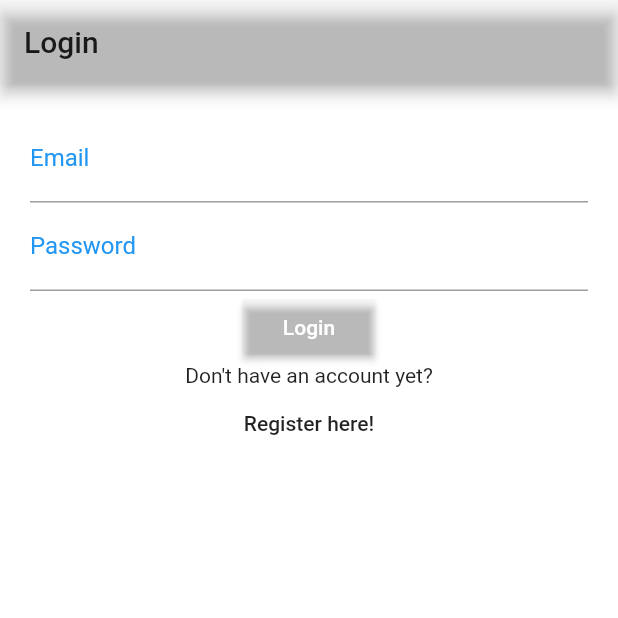
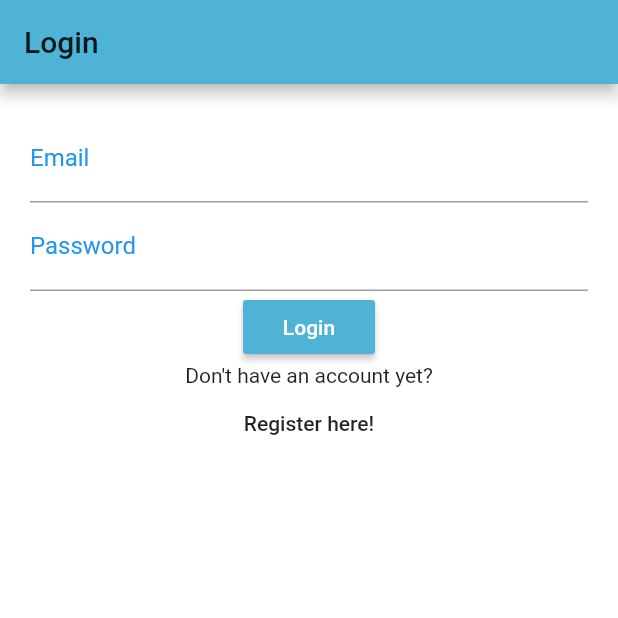
Before and after one commit to hazyon/fyf, a Flutter app: the screen it shows after launch, on a phone screen of 412 x 824 dp, the top half of it. Run offline on Flutter 3.47's test engine with Material 2 defaults, Android fonts, the phone set to English and light mode, and no system bars; our stand-ins replace cloud_firestore, firebase_auth; accounts and stored records are empty; Roboto replaces fonts that are missing (Montserrat).

Commit message:
Fixed the color code for ThemeData

```diff
--- a/study_buddy/lib/main.dart
+++ b/study_buddy/lib/main.dart
@@ -26,7 +26,7 @@ class MyAppState extends State {
     return MaterialApp(
         theme: ThemeData(
             hintColor: Colors.blue,
-            primaryColor: Color(0x4EB3D4),
+            primaryColor: Color(0xFF4EB3D4),
             canvasColor: Colors.white,
             fontFamily: "Montserrat"),
         title: "Study Buddy",
```
